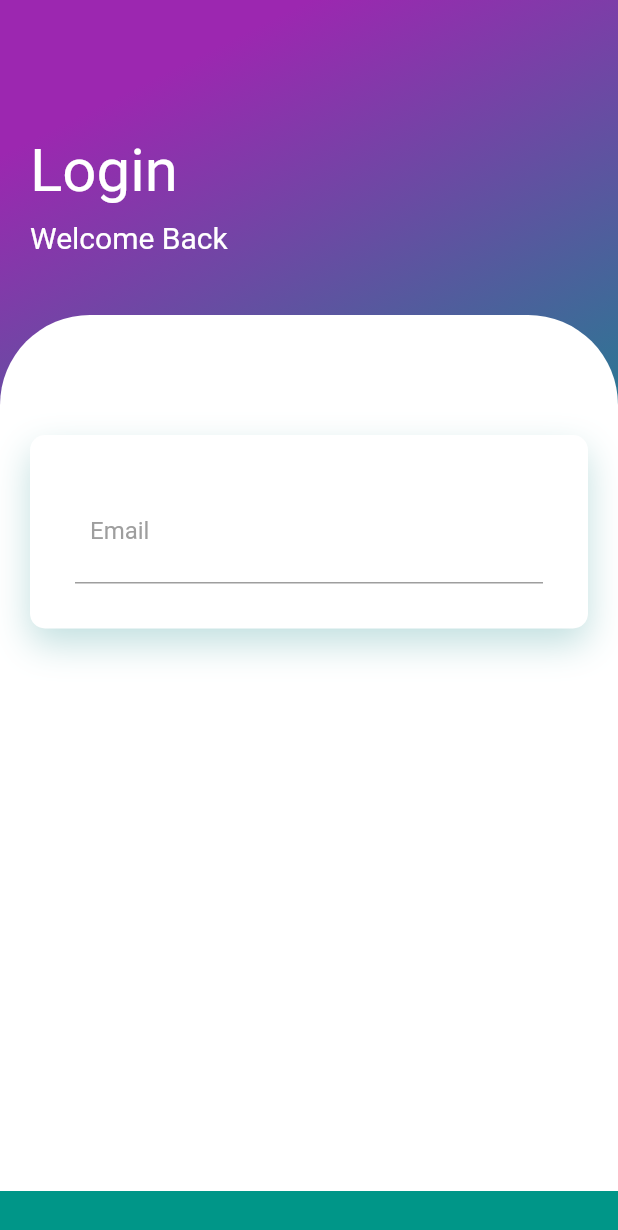
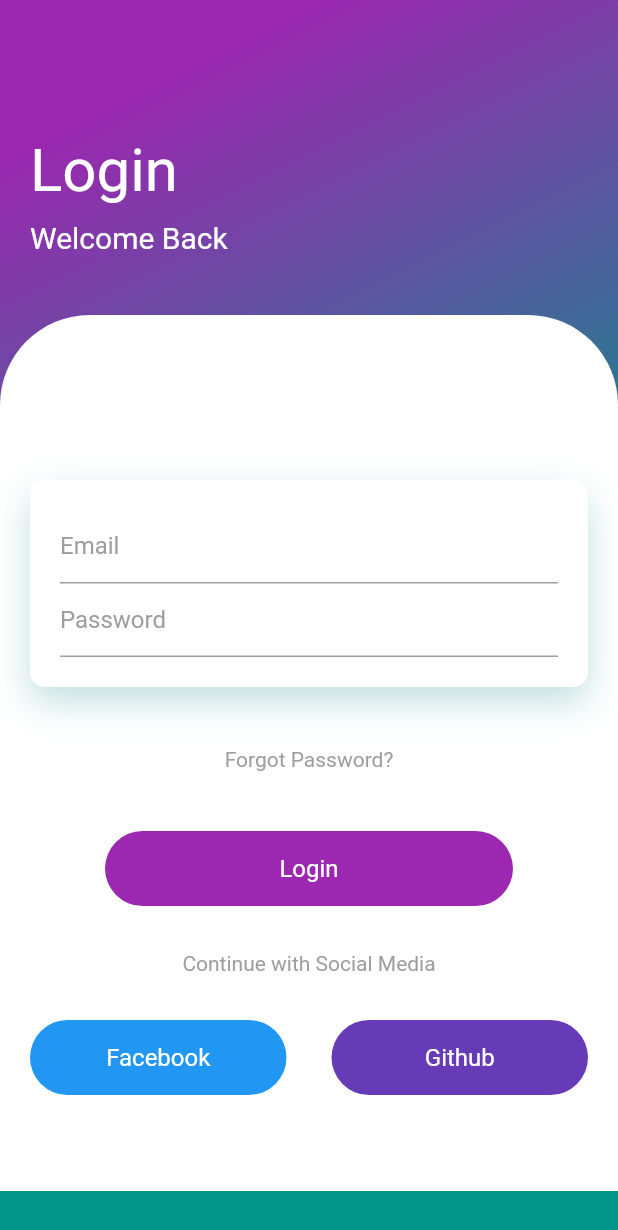
Before and after one commit to Ceren-Canbaz/loginui, a Flutter app: the screen it shows after launch, on a phone screen of 412 x 824 dp. Shown: the top 1230 px of the screen. Run offline on Flutter 3.47's test engine with Material 2 defaults, Android fonts, the phone set to English and light mode, and no system bars.

Commit message:
Buttons added

```diff
--- a/lib/login.dart
+++ b/lib/login.dart
@@ -42,11 +42,13 @@ class LoginUI extends StatelessWidget {
                     borderRadius:BorderRadius.only(topLeft: Radius.circular(60),topRight: Radius.circular(60))
                   ),
 
-                  child:  Padding(padding:const EdgeInsets.only(top: 40,left: 20,right: 20),
-                  child: Column(children: <Widget>[
-                    const SizedBox(height: 40,),
+                  child:  Padding(
+                    padding:const EdgeInsets.all(20),
+                    child: Column(
+                      children: <Widget>[
+                    const SizedBox(height:90,),
                     Container(
-                        padding:const EdgeInsets.all(30),
+                        padding:const EdgeInsets.all(20),
                         decoration: BoxDecoration(
                           color: Colors.white,
                           borderRadius: BorderRadius.circular(10),
@@ -58,9 +60,9 @@ class LoginUI extends StatelessWidget {
 
                           )]
                         ),
-                        child: Column(children: <Widget>[
+                        child: Column(
+                          children: <Widget>[
                           Container(
-                            padding: const EdgeInsets.all(10),
                             decoration: const BoxDecoration(
                               border: Border(bottom: BorderSide(color:Colors.grey))
                             ),
@@ -73,9 +75,68 @@ class LoginUI extends StatelessWidget {
 
                             ),
 
+                          ),
+                                Container(
+                            decoration: const BoxDecoration(
+                              border: Border(bottom: BorderSide(color:Colors.grey))
+                            ),
+                            child: const TextField(
+                              decoration: InputDecoration(
+                                hintText: 'Password ',
+                                hintStyle: TextStyle(color:Colors.grey),
+                                border: InputBorder.none
+                              ),
+
+                            ),
+
+                          ),
+
+                        ]),
+                    ),
+                    const SizedBox(height: 40,),
+                    Styles.forgotPassword,
+                    const SizedBox(height: 40,),
+                    Container(
+                      height: 50,
+                      margin: const EdgeInsets.symmetric(horizontal:50),
+                      decoration: BoxDecoration(
+                        borderRadius: BorderRadius.circular(50),
+                        color: Colors.purple
+                      ),
+                      child: Center(child: Styles.loginButton),
+
+                    ),
+                      const SizedBox(height: 30,),
+                      Styles.continueWith,
+                      const SizedBox(height: 30,),
+                      Row(
+                        children: <Widget>[
+                          Expanded(
+                            child: Container(
+                              height: 50,
+                              decoration: BoxDecoration(
+                                borderRadius: BorderRadius.circular(50),
+                                color: Colors.blue
+
+                              ),
+                              child:Center( child:Styles.facebookButton),
+                            ),
+
+                          ),
+                          const SizedBox(width: 30,),
+                           Expanded(
+                            child: Container(
+                              height: 50,
+                              decoration: BoxDecoration(
+                                borderRadius: BorderRadius.circular(50),
+                                color: Colors.deepPurple
+                              ),
+                              child: Center(child: Styles.githubButton),
+                            ),
+
                           )
-                        ]),
-                    )
+                        ],
+                      )
                   ]),),
 
                 )
@@ -98,4 +159,9 @@ class Styles{
       fontSize: 20,
       color: Colors.white
   );
+  static Text forgotPassword=const Text('Forgot Password?',style: TextStyle(color: Colors.grey),);
+  static Text loginButton=const Text('Login',style:TextStyle(color: Colors.white,fontSize: 16,fontWeight: FontWeight.w400),);
+  static Text continueWith=const Text('Continue with Social Media',style: TextStyle(color: Colors.grey),);
+  static Text facebookButton=const Text('Facebook',style:TextStyle(color: Colors.white,fontSize: 16,fontWeight: FontWeight.w400),);
+  static Text githubButton=const Text('Github',style:TextStyle(color: Colors.white,fontSize: 16,fontWeight: FontWeight.w400,),);
 }
```
